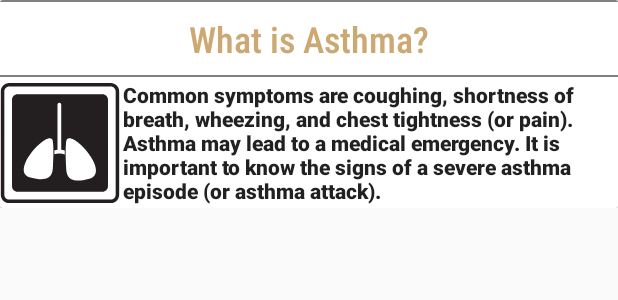
After one commit to eliasartrod/asthma-application-remastered, an Android app: the layout card_item_learning.xml on its own in the app's theme, with its tools: preview values and no code run, on a phone screen of 412 x 824 dp. The commit adds this screen. Shown: the top 300 px of the screen. Run offline under Robolectric (Android 15) with nearby library versions, the phone set to English and light mode, and no system bars.

Commit message:
WIP Section One, Implement Adapter, Model class for Asthma Information.

```diff
--- a/app/src/main/java/com/example/asthmaapplication/main/mainpage/subpages/PatientsFragment.java
+++ b/app/src/main/java/com/example/asthmaapplication/main/mainpage/subpages/PatientsFragment.java
@@ -1,6 +1,5 @@
 package com.example.asthmaapplication.main.mainpage.subpages;
 
-import android.content.SharedPreferences;
 import android.os.Bundle;
 import android.view.LayoutInflater;
 import android.view.View;
--- a/app/src/main/java/com/example/asthmaapplication/main/mainpage/subpages/QuizzesExamsFragment.java
+++ b/app/src/main/java/com/example/asthmaapplication/main/mainpage/subpages/QuizzesExamsFragment.java
@@ -1,6 +1,5 @@
 package com.example.asthmaapplication.main.mainpage.subpages;
 
-import android.content.SharedPreferences;
 import android.os.Bundle;
 import android.view.LayoutInflater;
 import android.view.View;
--- /dev/null
+++ b/app/src/main/res/layout/card_item_learning.xml
@@ -0,0 +1,78 @@
+<?xml version="1.0" encoding="utf-8"?>
+<androidx.constraintlayout.widget.ConstraintLayout xmlns:app="http://schemas.android.com/apk/res-auto"
+    xmlns:android="http://schemas.android.com/apk/res/android"
+    android:layout_width="match_parent"
+    android:layout_height="wrap_content"
+    xmlns:tools="http://schemas.android.com/tools">
+
+    <androidx.cardview.widget.CardView
+        android:id="@+id/card_view"
+        android:layout_width="match_parent"
+        android:layout_height="wrap_content"
+        app:cardElevation="10dp"
+        app:layout_constraintBottom_toBottomOf="parent"
+        app:layout_constraintEnd_toEndOf="parent"
+        app:layout_constraintStart_toStartOf="parent"
+        app:layout_constraintTop_toTopOf="parent"
+        app:strokeWidth="@dimen/spacing" >
+
+        <androidx.constraintlayout.widget.ConstraintLayout
+            android:layout_width="match_parent"
+            android:layout_height="wrap_content"
+            android:orientation="vertical">
+
+            <View
+                android:id="@+id/toolbar_divider"
+                android:layout_width="match_parent"
+                android:layout_height="1dp"
+                android:background="@color/gray"
+                app:layout_constraintTop_toTopOf="parent"
+                app:layout_constraintEnd_toEndOf="parent"
+                app:layout_constraintStart_toStartOf="parent"
+                app:layout_constraintBottom_toTopOf="@id/title"/>
+
+            <TextView
+                android:id="@+id/title"
+                style="@style/Theme.TextTitle"
+                android:layout_width="match_parent"
+                android:layout_height="wrap_content"
+                app:layout_constraintEnd_toEndOf="parent"
+                app:layout_constraintStart_toStartOf="parent"
+                app:layout_constraintTop_toBottomOf="@id/toolbar_divider"
+                tools:text="What is Asthma?" />
+
+            <View
+                android:id="@+id/divider"
+                android:layout_width="match_parent"
+                android:layout_height="1dp"
+                android:background="@color/gray"
+                app:layout_constraintTop_toBottomOf="@id/title"
+                app:layout_constraintEnd_toEndOf="parent"
+                app:layout_constraintStart_toStartOf="parent"/>
+
+            <ImageView
+                android:id="@+id/imageView"
+                android:layout_width="80dp"
+                android:layout_height="80dp"
+                android:scaleType="centerCrop"
+                android:src="@drawable/ic_lung_icon"
+                app:layout_constraintStart_toStartOf="parent"
+                app:layout_constraintTop_toBottomOf="@id/divider"
+                app:layout_constraintBottom_toBottomOf="parent"/>
+
+            <TextView
+                android:id="@+id/description"
+                style="@style/Theme.Description"
+                android:layout_width="0dp"
+                android:layout_height="match_parent"
+                app:layout_constraintBottom_toBottomOf="parent"
+                app:layout_constraintEnd_toEndOf="parent"
+                app:layout_constraintStart_toEndOf="@id/imageView"
+                app:layout_constraintTop_toBottomOf="@id/divider"
+                tools:text="Common symptoms are coughing, shortness of breath, wheezing, and chest tightness (or pain). Asthma may lead to a medical emergency. It is important to know the signs of a severe asthma episode (or asthma attack)."/>
+
+        </androidx.constraintlayout.widget.ConstraintLayout>
+
+    </androidx.cardview.widget.CardView>
+
+</androidx.constraintlayout.widget.ConstraintLayout>
--- a/app/src/main/res/layout/fragment_learning.xml
+++ b/app/src/main/res/layout/fragment_learning.xml
@@ -37,7 +37,7 @@
             app:tabMode="scrollable"
             app:tabPaddingEnd="8dp"
             app:tabPaddingStart="8dp"
-            app:tabSelectedTextColor="@color/cardview_dark_background"
+            app:tabSelectedTextColor="@color/white"
             app:tabTextColor="@color/black"
             android:background="@drawable/ic_rectangle_stroke"/>
 
--- a/app/src/main/res/values/themes.xml
+++ b/app/src/main/res/values/themes.xml
@@ -21,8 +21,11 @@
     </style>
 
     <style name="Theme.ToolbarTitle" parent="ThemeOverlay.AppCompat.ActionBar">
+        <item name="android:lines">1</item>
+        <item name="android:ellipsize">end</item>
         <item name="android:textColor">@color/black</item>
         <item name="android:textSize">24sp</item>
+        <item name="android:textAllCaps">true</item>
         <item name="android:fontFamily">"sans-serif-black"</item>
         <item name="android:textStyle">bold</item>
     </style>
@@ -32,4 +35,18 @@
         <item name="fontFamily">sans-serif-black</item>
     </style>
 
+    <style name="Theme.TextTitle" parent="TextAppearance.AppCompat.Title">
+        <item name="android:textSize">24sp</item>
+        <item name="android:textColor">@color/main_theme_color</item>
+        <item name="android:textAlignment">center</item>
+        <item name="android:fontFamily">sans-serif-condensed-medium</item>
+        <item name="android:padding">8dp</item>
+    </style>
+
+    <style name="Theme.Description" parent="TextAppearance.AppCompat.Title">
+        <item name="android:textSize">14sp</item>
+        <item name="android:fontFamily">sans-serif-black</item>
+        <item name="android:padding">2dp</item>
+    </style>
+
 </resources>
```
Also changed, not shown: app/src/main/java/com/example/asthmaapplication/main/common/BaseFragment.java (+7 -2 lines), app/src/main/java/com/example/asthmaapplication/main/mainpage/MainFragment.java (+3 -10 lines), app/src/main/java/com/example/asthmaapplication/main/mainpage/subpages/LearningBaseFragment.java (+13 -11 lines), app/src/main/java/com/example/asthmaapplication/main/mainpage/subpages/learningpages/AsthmaInfoAdapter.java (added, +75 -0 lines), app/src/main/java/com/example/asthmaapplication/main/mainpage/subpages/learningpages/AsthmaInfoModel.java (added, +40 -0 lines), app/src/main/java/com/example/asthmaapplication/main/mainpage/subpages/learningpages/SectionOneFragment.java (+21 -1 lines), app/src/main/res/layout/fragment_section_five.xml (+9 -0 lines), app/src/main/res/layout/fragment_section_four.xml (+9 -0 lines), app/src/main/res/layout/fragment_section_one.xml (+12 -1 lines), app/src/main/res/layout/fragment_section_three.xml (+9 -0 lines), app/src/main/res/layout/fragment_section_two.xml (+9 -0 lines), app/src/main/res/values/strings.xml (+9 -0 lines).
